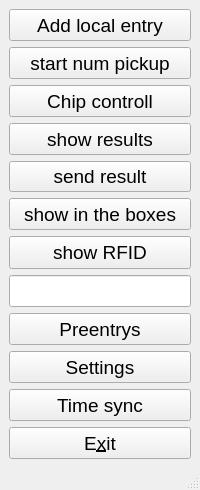
This is src/views/mainwindow/mainwindow.ui in stivehu/um3 as Qt 5 draws it before an edit. The edited form follows.
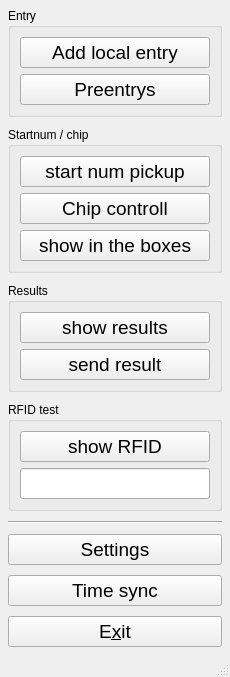
This is the edited form.

```diff
--- a/src/views/mainwindow/mainwindow.ui
+++ b/src/views/mainwindow/mainwindow.ui
@@ -7,8 +7,8 @@
    <rect>
     <x>0</x>
     <y>0</y>
-    <width>200</width>
-    <height>490</height>
+    <width>230</width>
+    <height>560</height>
    </rect>
   </property>
   <property name="windowTitle">
@@ -16,6 +16,27 @@
   </property>
   <widget class="QWidget" name="centralwidget">
    <layout class="QVBoxLayout" name="verticalLayout">
+    <property name="leftMargin">
+     <number>8</number>
+    </property>
+    <property name="topMargin">
+     <number>8</number>
+    </property>
+    <property name="rightMargin">
+     <number>8</number>
+    </property>
+    <property name="bottomMargin">
+     <number>8</number>
+    </property>
+    <property name="spacing">
+     <number>10</number>
+    </property>
+    <item>
+     <widget class="QGroupBox" name="entryGroupBox">
+      <property name="title">
+       <string>Entry</string>
+      </property>
+      <layout class="QVBoxLayout" name="verticalLayout_entry">
     <item>
      <widget class="QPushButton" name="localEntrypushButton">
       <property name="sizePolicy">
@@ -41,6 +62,33 @@
      </widget>
     </item>
     <item>
+        <widget class="QPushButton" name="preEntryPushButton">
+         <property name="sizePolicy">
+          <sizepolicy hsizetype="Expanding" vsizetype="Expanding">
+           <horstretch>0</horstretch>
+           <verstretch>0</verstretch>
+          </sizepolicy>
+         </property>
+         <property name="font">
+          <font>
+           <pointsize>14</pointsize>
+          </font>
+         </property>
+         <property name="text">
+          <string>Preentrys</string>
+         </property>
+        </widget>
+       </item>
+      </layout>
+     </widget>
+    </item>
+    <item>
+     <widget class="QGroupBox" name="chipGroupBox">
+      <property name="title">
+       <string>Startnum / chip</string>
+      </property>
+      <layout class="QVBoxLayout" name="verticalLayout_chip">
+       <item>
      <widget class="QPushButton" name="entryPickupPushButton">
       <property name="sizePolicy">
        <sizepolicy hsizetype="Expanding" vsizetype="Expanding">
@@ -77,6 +125,33 @@
      </widget>
     </item>
     <item>
+        <widget class="QPushButton" name="inTheBoxesPushButton">
+         <property name="sizePolicy">
+          <sizepolicy hsizetype="Expanding" vsizetype="Expanding">
+           <horstretch>0</horstretch>
+           <verstretch>0</verstretch>
+          </sizepolicy>
+         </property>
+         <property name="font">
+          <font>
+           <pointsize>14</pointsize>
+          </font>
+         </property>
+         <property name="text">
+          <string>show in the boxes</string>
+         </property>
+        </widget>
+       </item>
+      </layout>
+     </widget>
+    </item>
+    <item>
+     <widget class="QGroupBox" name="resultGroupBox">
+      <property name="title">
+       <string>Results</string>
+      </property>
+      <layout class="QVBoxLayout" name="verticalLayout_result">
+       <item>
      <widget class="QPushButton" name="showResultPushButton">
       <property name="sizePolicy">
        <sizepolicy hsizetype="Expanding" vsizetype="Expanding">
@@ -96,6 +171,12 @@
     </item>
     <item>
      <widget class="QPushButton" name="sendresultPushButton">
+         <property name="sizePolicy">
+          <sizepolicy hsizetype="Expanding" vsizetype="Expanding">
+           <horstretch>0</horstretch>
+           <verstretch>0</verstretch>
+          </sizepolicy>
+         </property>
       <property name="font">
        <font>
         <pointsize>14</pointsize>
@@ -106,24 +187,15 @@
       </property>
      </widget>
     </item>
-    <item>
-     <widget class="QPushButton" name="inTheBoxesPushButton">
-      <property name="sizePolicy">
-       <sizepolicy hsizetype="Expanding" vsizetype="Expanding">
-        <horstretch>0</horstretch>
-        <verstretch>0</verstretch>
-       </sizepolicy>
-      </property>
-      <property name="font">
-       <font>
-        <pointsize>14</pointsize>
-       </font>
-      </property>
-      <property name="text">
-       <string>show in the boxes</string>
-      </property>
+      </layout>
      </widget>
     </item>
+    <item>
+     <widget class="QGroupBox" name="rfidGroupBox">
+      <property name="title">
+       <string>RFID test</string>
+      </property>
+      <layout class="QVBoxLayout" name="verticalLayout_rfid">
     <item>
      <widget class="QPushButton" name="rfidPushButton">
       <property name="sizePolicy">
@@ -163,21 +235,26 @@
       </property>
      </widget>
     </item>
+      </layout>
+     </widget>
+    </item>
     <item>
-     <widget class="QPushButton" name="preEntryPushButton">
-      <property name="sizePolicy">
-       <sizepolicy hsizetype="Expanding" vsizetype="Expanding">
-        <horstretch>0</horstretch>
-        <verstretch>0</verstretch>
-       </sizepolicy>
+     <spacer name="verticalSpacer">
+      <property name="orientation">
+       <enum>Qt::Vertical</enum>
       </property>
-      <property name="font">
-       <font>
-        <pointsize>14</pointsize>
-       </font>
+      <property name="sizeHint" stdset="0">
+       <size>
+        <width>20</width>
+        <height>8</height>
+       </size>
       </property>
-      <property name="text">
-       <string>Preentrys</string>
+     </spacer>
+    </item>
+    <item>
+     <widget class="Line" name="bottomLine">
+      <property name="orientation">
+       <enum>Qt::Horizontal</enum>
       </property>
      </widget>
     </item>
```
Lines whose indentation alone changed are shown as unchanged.
